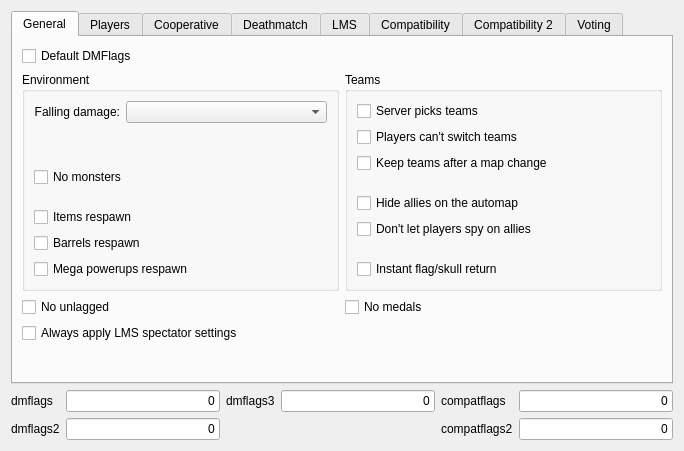
Old version of the form src/plugins/zandronum/createserverdialogpages/flagspage.ui in the repository Destroyerrrocket/doomseeker-unofficial.
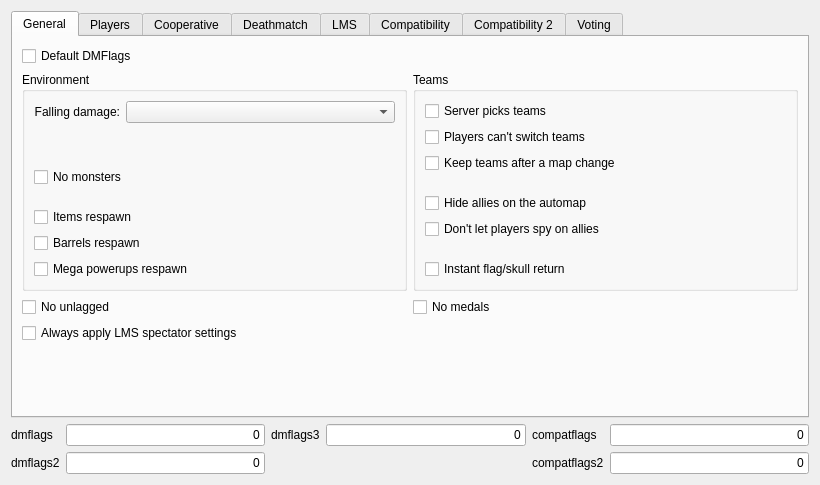
New version of the form. Custom widgets are drawn as their Qt base class.

Commit message: - Polished Polish translation for Zandronum plugin. - Removed or fixed some tooltips from Zandronum's flags page in create server dialog.

Patch:
```diff
--- a/src/plugins/zandronum/createserverdialogpages/flagspage.ui
+++ b/src/plugins/zandronum/createserverdialogpages/flagspage.ui
@@ -6,8 +6,8 @@
    <rect>
     <x>0</x>
     <y>0</y>
-    <width>632</width>
-    <height>407</height>
+    <width>820</width>
+    <height>485</height>
    </rect>
   </property>
   <property name="windowTitle">
```
Left out of the diff: 16 changed lines with no effect on the pictures. The commit also changes 1 other file.
